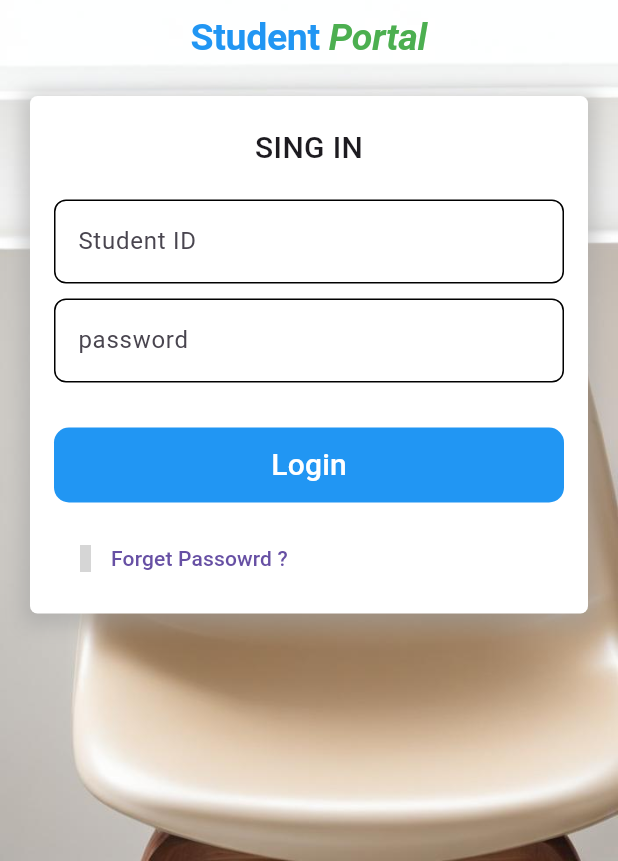
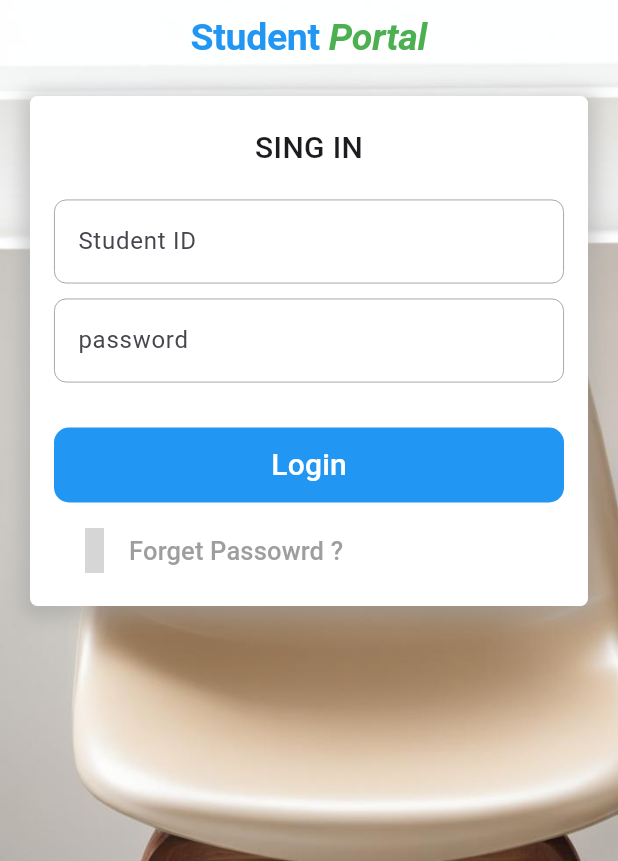
Before and after one commit to moha-shiine/tijaabo, a Flutter app: the screen it shows after launch, on a phone screen of 412 x 824 dp, the part 375-1236 px from its top. Run offline on Flutter 3.47's test engine with Material 3 defaults, Android fonts, the phone set to English and light mode, and no system bars; our stand-ins replace flutter_iconly, gap, google_fonts; Roboto replaces fonts that are missing (Merienda); grey boxes are pictures that could not be loaded.

Commit message:
chnGE COLORS

```diff
--- a/lib/log/login.dart
+++ b/lib/log/login.dart
@@ -79,10 +79,10 @@ class _LoginScreenState extends State<LoginScreen> {
                     crossAxisAlignment: CrossAxisAlignment.start,
                     children: [
                       Gap(20),
-                      Center(
+                      const Center(
                         child: Text(
                           "SING IN",
-                          style: const TextStyle(
+                          style: TextStyle(
                               fontSize: 20, fontWeight: FontWeight.w500),
                         ),
                       ),
@@ -92,20 +92,21 @@ class _LoginScreenState extends State<LoginScreen> {
                         decoration: InputDecoration(
                             hintText: "Student ID",
                             focusedBorder: OutlineInputBorder(
-                                borderSide: BorderSide(color: Colors.black),
+                                borderSide: BorderSide(
+                                    color: Colors.grey.shade300, width: 0.6),
                                 borderRadius: BorderRadius.circular(8)),
-                            fillColor: Colors.blue.withOpacity(0.1),
+                            // fillColor: Colors.blue.withOpacity(0.1),
 
                             /// filled: true,
                             enabled: true,
                             enabledBorder: OutlineInputBorder(
                               borderRadius: BorderRadius.circular(8),
-                              borderSide: BorderSide(color: Colors.black),
+                              borderSide:
+                                  BorderSide(color: Colors.grey, width: 0.6),
                             ),
                             border: OutlineInputBorder(
                                 borderSide: BorderSide(
-                                  color: Colors.black,
-                                ),
+                                    color: Colors.blueGrey, width: 0.6),
                                 borderRadius: BorderRadius.circular(4))),
                       ),
                       Gap(10),
@@ -116,7 +117,7 @@ class _LoginScreenState extends State<LoginScreen> {
                             hintText: "password",
                             focusedBorder: OutlineInputBorder(
                                 borderSide:
-                                    BorderSide(color: Colors.black, width: 1),
+                                    BorderSide(color: Colors.grey, width: 0.6),
                                 borderRadius: BorderRadius.circular(8)),
                             fillColor: Colors.blue.withOpacity(0.1),
                             // filled: true,
@@ -124,11 +125,11 @@ class _LoginScreenState extends State<LoginScreen> {
                             enabledBorder: OutlineInputBorder(
                               borderRadius: BorderRadius.circular(8),
                               borderSide:
-                                  BorderSide(color: Colors.black, width: 1),
+                                  BorderSide(color: Colors.grey, width: 0.6),
                             ),
                             border: OutlineInputBorder(
                                 borderSide:
-                                    BorderSide(color: Colors.black, width: 1),
+                                    BorderSide(color: Colors.grey, width: 0.6),
                                 borderRadius: BorderRadius.circular(4))),
                       ),
                       Gap(30),
@@ -146,11 +147,18 @@ class _LoginScreenState extends State<LoginScreen> {
                                   TextStyle(fontSize: 20, color: Colors.white),
                             )),
                       ),
-                      Gap(13),
+                      Gap(8),
                       TextButton.icon(
                         onPressed: () {},
-                        label: Text("Forget Passowrd ?"),
-                        icon: Icon(IconlyLight.lock),
+                        label: Text(
+                          "Forget Passowrd ?",
+                          style: TextStyle(color: Colors.grey, fontSize: 17),
+                        ),
+                        icon: Icon(
+                          IconlyLight.lock,
+                          color: Colors.grey,
+                          size: 30,
+                        ),
                       ),
                       Gap(13),
                     ],
```
